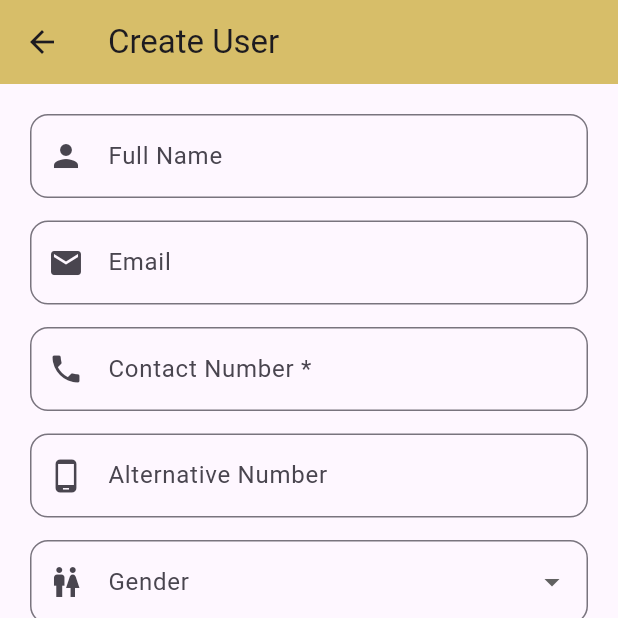
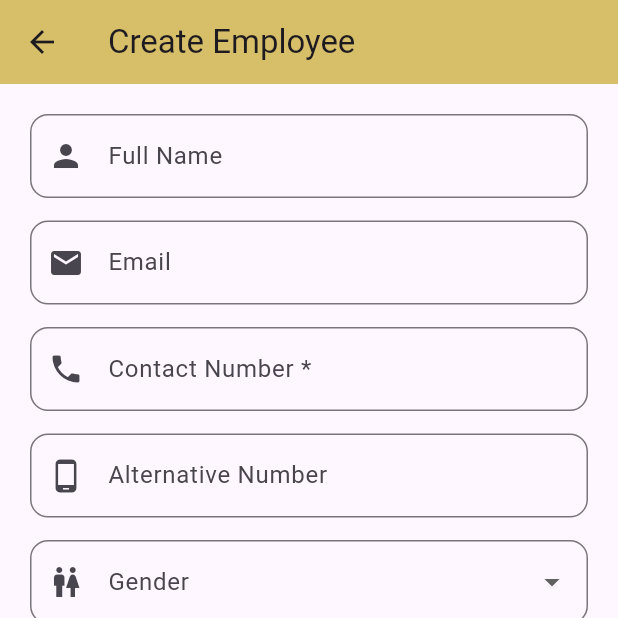
Before and after one commit to loagma/loagma_crm, a Flutter app: the AdminCreateUserScreen screen opened directly, after a tap on "Status", on a phone screen of 412 x 824 dp, the top half of it. Run offline on Flutter 3.47's test engine with Material 3 defaults, Android fonts, the phone set to English and light mode, and no system bars; our stand-ins replace fluttertoast, shared_preferences; accounts and stored records are empty; network calls fail.

Commit message:
fixed employess whereas user

```diff
--- a/loagma_crm/lib/screens/admin/create_user_screen.dart
+++ b/loagma_crm/lib/screens/admin/create_user_screen.dart
@@ -328,7 +328,7 @@ class _AdminCreateUserScreenState extends State<AdminCreateUserScreen> {
   Widget build(BuildContext context) {
     return Scaffold(
       appBar: AppBar(
-        title: const Text("Create User"),
+        title: const Text("Create Employee"),
         backgroundColor: const Color(0xFFD7BE69),
         leading: IconButton(
           icon: const Icon(Icons.arrow_back),
@@ -753,7 +753,10 @@ class _AdminCreateUserScreenState extends State<AdminCreateUserScreen> {
               onPressed: isLoading ? null : createUser,
               child: isLoading
                   ? const CircularProgressIndicator(color: Colors.white)
-                  : const Text("Create User", style: TextStyle(fontSize: 16)),
+                  : const Text(
+                      "Create Employee",
+                      style: TextStyle(fontSize: 16),
+                    ),
             ),
           ],
         ),
--- a/loagma_crm/lib/screens/admin/edit_user_screen.dart
+++ b/loagma_crm/lib/screens/admin/edit_user_screen.dart
@@ -313,7 +313,7 @@ class _EditUserScreenState extends State<EditUserScreen> {
   Widget build(BuildContext context) {
     return Scaffold(
       appBar: AppBar(
-        title: const Text("Edit User"),
+        title: const Text("Edit Employee"),
         backgroundColor: const Color(0xFFD7BE69),
         leading: IconButton(
           icon: const Icon(Icons.arrow_back),
@@ -758,7 +758,7 @@ class _EditUserScreenState extends State<EditUserScreen> {
                     child: isLoading
                         ? const CircularProgressIndicator(color: Colors.white)
                         : const Text(
-                            "Update User",
+                            "Update Employee",
                             style: TextStyle(fontSize: 16),
                           ),
                   ),
--- a/loagma_crm/lib/screens/admin/user_detail_screen.dart
+++ b/loagma_crm/lib/screens/admin/user_detail_screen.dart
@@ -22,7 +22,7 @@ class _UserDetailScreenState extends State<UserDetailScreen> {
   Widget build(BuildContext context) {
     return Scaffold(
       appBar: AppBar(
-        title: const Text("User Details"),
+        title: const Text("Employee Details"),
         backgroundColor: const Color(0xFFD7BE69),
         leading: IconButton(
           icon: const Icon(Icons.arrow_back),
@@ -261,7 +261,7 @@ class _UserDetailScreenState extends State<UserDetailScreen> {
                   }
                 },
                 icon: const Icon(Icons.edit),
-                label: const Text("Edit User", style: TextStyle(fontSize: 16)),
+                label: const Text("Edit Employee", style: TextStyle(fontSize: 16)),
               ),
             ),
           ],
--- a/loagma_crm/lib/screens/admin/view_users_screen.dart
+++ b/loagma_crm/lib/screens/admin/view_users_screen.dart
@@ -73,7 +73,7 @@ class _AdminViewUsersScreenState extends State<AdminViewUsersScreen> {
   Widget build(BuildContext context) {
     return Scaffold(
       appBar: AppBar(
-        title: const Text("View Users"),
+        title: const Text("View Employees"),
         backgroundColor: const Color(0xFFD7BE69),
         automaticallyImplyLeading: true,
       ),
@@ -82,7 +82,7 @@ class _AdminViewUsersScreenState extends State<AdminViewUsersScreen> {
               child: CircularProgressIndicator(color: Color(0xFFD7BE69)),
             )
           : users.isEmpty
-          ? const Center(child: Text("No users found"))
+          ? const Center(child: Text("No employee found"))
           : ListView.builder(
               padding: const EdgeInsets.all(20),
               itemCount: users.length,
```
Also changed, not shown: loagma_crm/lib/widgets/role_dashboard_template.dart (+92 -92 lines).
